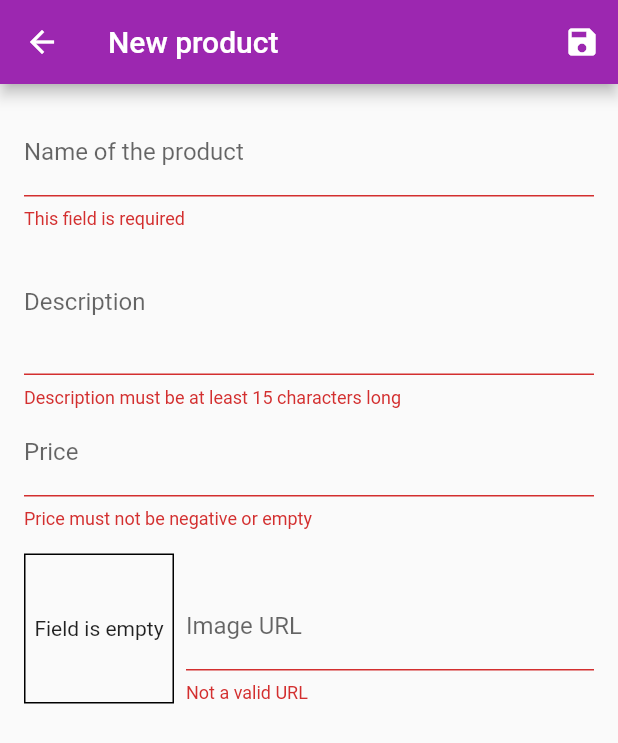
After one commit to lzzy12/ShopKart-flutter, a Flutter app: the EditProductFormScreen screen opened by its route, after a tap on the "save" icon, on a phone screen of 412 x 824 dp. The commit adds this screen. Shown: the top 743 px of the screen. Run offline on Flutter 3.47's test engine with Material 2 defaults, Android fonts, the phone set to English and light mode, and no system bars; our stand-ins replace flushbar; network calls fail.

Commit message:
Added a way to add/edit products
Signed-off-by: lzzy12 <jhashivam2020@gmail.com>

```diff
--- a/lib/main.dart
+++ b/lib/main.dart
@@ -3,9 +3,12 @@ import 'package:provider/provider.dart';
 import 'package:shop_app/providers/cart.dart';
 import 'package:shop_app/providers/favorite.dart';
 import 'package:shop_app/providers/orders.dart';
+import 'package:shop_app/providers/products.dart';
 import 'package:shop_app/screens/order/OrderScreen.dart';
 import 'package:shop_app/screens/product_details/ProductDetailsScreen.dart';
 import 'package:shop_app/screens/products/ProductsScreen.dart';
+import 'package:shop_app/screens/user_products/AddProductBottomSheet.dart';
+import 'package:shop_app/screens/user_products/UserProductsScreen.dart';
 
 import 'screens/cart/CartScreen.dart';
 
@@ -16,6 +19,7 @@ class MyApp extends StatelessWidget {
   Widget build(BuildContext context) {
     return MultiProvider(
       providers: [
+        ChangeNotifierProvider.value(value: ProductsProvider()),
         ChangeNotifierProvider.value(value: OrdersProvider()),
         ChangeNotifierProvider.value(
           value: FavoritesProvider(),
@@ -34,6 +38,8 @@ class MyApp extends StatelessWidget {
           OrderScreen.route: (_) => OrderScreen(),
           ProductDetailsScreen.route: (_) => ProductDetailsScreen(),
           CartScreen.route: (_) => CartScreen(),
+          UserProductsScreen.route: (_) => UserProductsScreen(),
+          EditProductFormScreen.route: (_) => EditProductFormScreen(),
         },
       ),
     );
--- a/lib/models/Data.dart
+++ b/lib/models/Data.dart
@@ -1,3 +1,5 @@
+import 'package:flutter/foundation.dart';
+
 class Product {
   String id;
   String name;
@@ -5,7 +7,30 @@ class Product {
   double price;
   String imageUrl;
 
-  Product({this.id, this.name, this.description, this.price, this.imageUrl});
+  Product(
+      {@required this.id,
+      @required this.name,
+      @required this.description,
+      @required this.price,
+      @required this.imageUrl});
+
+  Product.fromMap(Map<String, dynamic> map) {
+    id = map['id'];
+    name = map['name'];
+    description = map['description'];
+    price = map['price'];
+    imageUrl = map['imageUrl'];
+  }
+
+  Map<String, dynamic> toMap() {
+    return {
+      'id': id,
+      'name': name,
+      'description': description,
+      'price': price,
+      'imageUrl': imageUrl
+    };
+  }
 }
 
 class Order {
--- a/lib/screens/products/ProductsScreen.dart
+++ b/lib/screens/products/ProductsScreen.dart
@@ -4,7 +4,6 @@ import 'package:shop_app/providers/cart.dart';
 
 import './ProductsGrid.dart';
 import '../../common/ShopKartDrawer.dart';
-import '../../providers/products.dart';
 import '../cart/CartScreen.dart';
 
 class ProductsScreen extends StatefulWidget {
@@ -61,10 +60,7 @@ class _ProductsScreenState extends State<ProductsScreen> {
         ],
       ),
       drawer: ShopKartDrawer(),
-      body: ChangeNotifierProvider(
-        create: (_) => ProductsProvider(),
-        child: ProductsGrid(favoriteOnly),
-      ),
+      body: ProductsGrid(favoriteOnly),
     );
   }
 }
--- /dev/null
+++ b/lib/screens/user_products/AddProductBottomSheet.dart
@@ -0,0 +1,162 @@
+import 'package:flutter/material.dart';
+import 'package:provider/provider.dart';
+import 'package:shop_app/models/Data.dart';
+import 'package:uuid/uuid.dart';
+
+import '../../providers/products.dart';
+
+class EditProductFormScreen extends StatefulWidget {
+  static const route = "/add-product";
+
+  EditProductFormScreen();
+
+  @override
+  _EditProductFormScreenState createState() => _EditProductFormScreenState();
+}
+
+class _EditProductFormScreenState extends State<EditProductFormScreen> {
+  final _descriptionNode = FocusNode();
+
+  final _imageUrlNode = FocusNode();
+
+  TextEditingController _imageUrlController;
+
+  Product product;
+
+  final _formKey = GlobalKey<FormState>();
+
+  Map<String, dynamic> _map = {'imageUrl': null};
+
+  void _updateUrl() {
+    if (!_imageUrlNode.hasFocus) {
+      _map['imageUrl'] = _imageUrlController.text;
+      setState(() {});
+    }
+  }
+
+  void _saveForm() {
+    if (_formKey.currentState.validate()) {
+      _formKey.currentState.save();
+      final productProvider =
+          Provider.of<ProductsProvider>(context, listen: false);
+      if (product == null) {
+        _map['id'] = Uuid().v4();
+        productProvider.addProducts(Product.fromMap(_map));
+      } else {
+        _map['id'] = product.id;
+        productProvider.editProducts(Product.fromMap(_map));
+      }
+      Navigator.pop(context);
+    }
+  }
+
+  @override
+  void initState() {
+    _imageUrlNode.addListener(_updateUrl);
+    super.initState();
+  }
+
+  @override
+  Widget build(BuildContext context) {
+    product = ModalRoute.of(context).settings.arguments as Product;
+    _map['imageUrl'] = product?.imageUrl;
+    _imageUrlController = TextEditingController(text: _map['imageUrl']);
+
+    return Scaffold(
+      appBar: AppBar(
+        title: Text(product != null ? 'Edit product' : 'New product'),
+        actions: <Widget>[
+          IconButton(
+            onPressed: _saveForm,
+            icon: Icon(Icons.save),
+          )
+        ],
+      ),
+      body: Container(
+        margin: EdgeInsets.all(16),
+        child: Form(
+          key: _formKey,
+          child: Column(
+            children: <Widget>[
+              TextFormField(
+                keyboardType: TextInputType.text,
+                textInputAction: TextInputAction.next,
+                decoration: InputDecoration(labelText: 'Name of the product'),
+                initialValue: product == null ? _map['name'] : product.name,
+                onFieldSubmitted: (_) =>
+                    FocusScope.of(context).requestFocus(_descriptionNode),
+                validator: (value) {
+                  if (value.isNotEmpty) return null;
+                  return 'This field is required';
+                },
+                onSaved: (value) => _map['name'] = value,
+              ),
+              TextFormField(
+                keyboardType: TextInputType.multiline,
+                decoration: InputDecoration(labelText: 'Description'),
+                textInputAction: TextInputAction.newline,
+                initialValue: product == null ? '' : product.description,
+                maxLines: 3,
+                focusNode: _descriptionNode,
+                validator: (value) {
+                  if (value.length > 15) return null;
+                  return 'Description must be at least 15 characters long';
+                },
+                onSaved: (value) => _map['description'] = value,
+              ),
+              TextFormField(
+                keyboardType: TextInputType.number,
+                decoration: InputDecoration(labelText: 'Price'),
+                textInputAction: TextInputAction.next,
+                initialValue: product == null ? '' : product.price.toString(),
+                onFieldSubmitted: (_) =>
+                    FocusScope.of(context).requestFocus(_imageUrlNode),
+                validator: (value) {
+                  if (value.isNotEmpty && double.parse(value) >= 0) return null;
+                  return 'Price must not be negative or empty';
+                },
+                onSaved: (value) => _map['price'] = double.parse(value),
+              ),
+              Row(
+                crossAxisAlignment: CrossAxisAlignment.end,
+                children: <Widget>[
+                  Container(
+                    margin: EdgeInsets.fromLTRB(0, 16, 8, 0),
+                    decoration: BoxDecoration(
+                        shape: BoxShape.rectangle,
+                        border: Border.all(color: Colors.black)),
+                    width: 100,
+                    height: 100,
+                    child: _imageUrlController.text.isEmpty
+                        ? Center(child: Text('Field is empty'))
+                        : Image.network(
+                            _imageUrlController.text,
+                            fit: BoxFit.cover,
+                          ),
+                  ),
+                  Expanded(
+                    child: TextFormField(
+                      keyboardType: TextInputType.url,
+                      controller: _imageUrlController,
+                      textInputAction: TextInputAction.done,
+                      decoration: InputDecoration(labelText: 'Image URL'),
+                      focusNode: _imageUrlNode,
+                      onFieldSubmitted: (_) => _saveForm,
+                      validator: (value) {
+                        if (RegExp(
+                                '(\b(https?|ftp|file)://)?[-A-Za-z0-9+&@#/%?=~_|!:,.;]+[-A-Za-z0-9+&@#/%=~_|]')
+                            .hasMatch(value)) return null;
+                        return 'Not a valid URL';
+                      },
+                      onSaved: (value) => _map['imageUrl'] = value,
+                    ),
+                  ),
+                ],
+              ),
+            ],
+          ),
+        ),
+      ),
+    );
+  }
+}
```
Also changed, not shown: lib/common/ShopKartDrawer.dart (+12 -3 lines), lib/providers/products.dart (+8 -0 lines), lib/screens/user_products/UserProductElement.dart (added, +51 -0 lines), lib/screens/user_products/UserProductsScreen.dart (added, +41 -0 lines).
